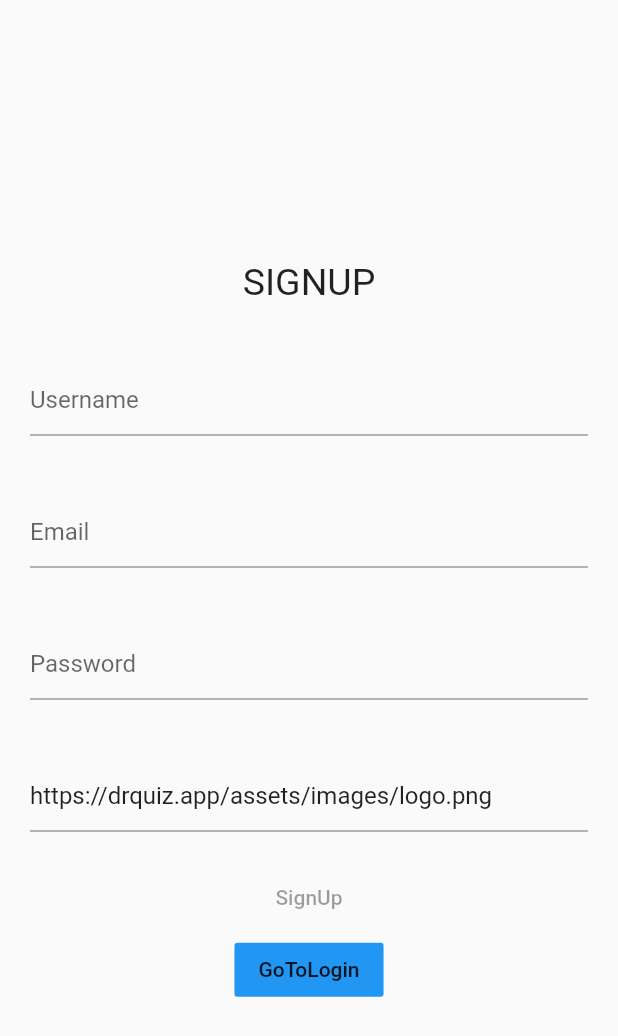
After one commit to davidgcs11/testapp, a Flutter app: the screen it shows after launch, after a tap on "Go to SignUp", on a phone screen of 412 x 824 dp. The commit adds this screen. Shown: the top 1036 px of the screen. Run offline on Flutter 3.47's test engine with Material 2 defaults, Android fonts, the phone set to English and light mode, and no system bars; our stand-ins replace fluttertoast, shared_preferences; missing offline and left inert: flutter_socket_io; accounts and stored records are empty.

Commit message:
finished Login function with data persistance

```diff
--- /dev/null
+++ b/lib/controllers/auth_controller.dart
@@ -0,0 +1,25 @@
+import 'package:shared_preferences/shared_preferences.dart';
+import 'package:testapp/models/user_crendentials.dart';
+
+class AuthController {
+  Future<UserCredentials> getUserSavedCredentials() async {
+    SharedPreferences shared = await SharedPreferences.getInstance();
+    List<String> currentKeys = shared.getKeys().toList();
+    if (!currentKeys.contains('email') || !currentKeys.contains('password')) {
+      return null;
+    } else {
+      return UserCredentials(
+        email: shared.getString('email'),
+        password: shared.getString('password'),
+      );
+    }
+  }
+
+  Future<bool> saveUserCredentials(UserCredentials credentials) async {
+    SharedPreferences shared = await SharedPreferences.getInstance();
+    bool emailSaved = await shared.setString('email', credentials.email);
+    bool passwordSaved =
+        await shared.setString('password', credentials.password);
+    return emailSaved && passwordSaved;
+  }
+}
--- /dev/null
+++ b/lib/data/api_endpoints.dart
@@ -0,0 +1,14 @@
+String loginEndpoint() {
+  return 'https://gorest.co.in/public-api/users?first_name=john&access-token=zmSREIpxH5DCVw4ULglIYfNTWiTRZpvKLKZd';
+}
+
+String registerEndpoint() {
+  return 'https://gorest.co.in/public-api/users?access-token=zmSREIpxH5DCVw4ULglIYfNTWiTRZpvKLKZd';
+}
+
+Map<String, String> getBasicHeaders() {
+  return {
+    'Content-Type': 'application/json',
+    'Access-Token': 'zmSREIpxH5DCVw4ULglIYfNTWiTRZpvKLKZd',
+  };
+}
--- a/lib/main.dart
+++ b/lib/main.dart
@@ -1,22 +1,68 @@
 import 'package:flutter/material.dart';
+import 'package:provider/provider.dart';
+import 'package:testapp/pages/dashboard/dashboard_page.dart';
+import 'package:testapp/pages/login/login_page.dart';
+import 'package:testapp/providers/global/auth_service.dart';
 
 void main() => runApp(MyApp());
 
 class MyApp extends StatelessWidget {
   @override
   Widget build(BuildContext context) {
-    return MaterialApp(
-      title: 'Flutter Test',
-      theme: ThemeData(
-        primarySwatch: Colors.blue,
+    AuthService authService = AuthService();
+    return MultiProvider(
+      providers: [
+        ChangeNotifierProvider.value(
+          value: authService,
+        ),
+      ],
+      child: MaterialApp(
+        title: 'Flutter Test',
+        theme: ThemeData(
+          primarySwatch: Colors.blue,
+        ),
+        home: BaseRouter(),
       ),
-      home: ChatApp(),
     );
   }
 }
 
-class ChatApp extends StatelessWidget {
-  const ChatApp({Key key}) : super(key: key);
+class BaseRouter extends StatefulWidget {
+  BaseRouter({Key key}) : super(key: key);
+
+  @override
+  _BaseRouterState createState() => _BaseRouterState();
+}
+
+class _BaseRouterState extends State<BaseRouter> {
+  @override
+  void initState() {
+    super.initState();
+
+    Future.delayed(Duration(milliseconds: 500)).then(
+      (val) => goToNextPage(),
+    );
+  }
+
+  goToNextPage() {
+    AuthService authService = Provider.of<AuthService>(context, listen: false);
+    switch (authService.initialPage) {
+      case 'dashboard':
+        Navigator.of(context).pushReplacement(
+          MaterialPageRoute(
+            builder: (context) => DashboardPage(),
+          ),
+        );
+        break;
+      default:
+        Navigator.of(context).pushReplacement(
+          MaterialPageRoute(
+            builder: (context) => LoginPage(),
+          ),
+        );
+        break;
+    }
+  }
 
   @override
   Widget build(BuildContext context) {
@@ -24,8 +70,13 @@ class ChatApp extends StatelessWidget {
       body: Column(
         mainAxisAlignment: MainAxisAlignment.center,
         children: <Widget>[
-          TextFormField(),
-          TextFormField(),
+          Center(
+            child: CircularProgressIndicator(),
+          ),
+          Padding(
+            padding: const EdgeInsets.all(8.0),
+            child: Text('Welcome'),
+          ),
         ],
       ),
     );
--- /dev/null
+++ b/lib/models/user_crendentials.dart
@@ -0,0 +1,21 @@
+import 'dart:convert';
+
+import 'package:flutter/cupertino.dart';
+
+class UserCredentials {
+  String email;
+  String password;
+
+  UserCredentials({
+    @required this.password,
+    @required this.email,
+  });
+
+  String toJSON() {
+    Map<String, String> mapped = {
+      'email': email,
+      'password': password,
+    };
+    return json.encode(mapped);
+  }
+}
--- /dev/null
+++ b/lib/models/user_model.dart
@@ -0,0 +1,49 @@
+import 'dart:convert';
+
+import 'package:flutter/foundation.dart';
+import 'package:testapp/models/user_crendentials.dart';
+
+class User {
+  String username;
+  String email;
+  String password;
+  String imageURL;
+  String id;
+
+  User({
+    @required this.email,
+    @required this.imageURL,
+    this.password,
+    @required this.username,
+    this.id,
+  });
+
+  factory User.fromJSON(json) {
+    return User(
+      username: json['first_name'] ?? 'None',
+      email: json['email'] ?? 'None',
+      password: json['password'] ?? 'None',
+      imageURL: json['last_name'] ?? 'None',
+      id: json['id'] ?? '',
+    );
+  }
+
+  String toJSON() {
+    Map<String, String> mapped = {
+      'username': username,
+      'email': email,
+      'password': password,
+      'first_name': username,
+      'last_name': imageURL,
+      'gender': 'male',
+    };
+    return json.encode(mapped);
+  }
+
+  UserCredentials toCredentials() {
+    return UserCredentials(
+      email: email,
+      password: password,
+    );
+  }
+}
--- /dev/null
+++ b/lib/pages/login/login_page.dart
@@ -0,0 +1,74 @@
+import 'package:flutter/material.dart';
+import 'package:provider/provider.dart';
+import 'package:testapp/providers/local/login_page_service.dart';
+
+class LoginPage extends StatelessWidget {
+  const LoginPage({Key key}) : super(key: key);
+
+  @override
+  Widget build(BuildContext context) {
+    return MultiProvider(providers: [
+      ChangeNotifierProvider(
+        create: (context) => LoginPageService(context),
+      ),
+    ], child: LoginPageBase());
+  }
+}
+
+class LoginPageBase extends StatelessWidget {
+  const LoginPageBase({Key key}) : super(key: key);
+
+  @override
+  Widget build(BuildContext context) {
+    LoginPageService loginService = Provider.of<LoginPageService>(context);
+    return Scaffold(
+      body: Column(
+        mainAxisAlignment: MainAxisAlignment.center,
+        children: <Widget>[
+          Padding(
+            padding: const EdgeInsets.all(20),
+            child: Text(
+              'LOGIN',
+              style: TextStyle(
+                fontSize: 25,
+              ),
+            ),
+          ),
+          Padding(
+            padding: const EdgeInsets.all(20),
+            child: TextFormField(
+              controller: loginService.emailController,
+              onChanged: (value) => loginService.validate(),
+              decoration: InputDecoration(
+                hintText: 'Email',
+              ),
+            ),
+          ),
+          Padding(
+            padding: const EdgeInsets.all(20),
+            child: TextFormField(
+              controller: loginService.passwordController,
+              obscureText: true,
+              onChanged: (value) => loginService.validate(),
+              decoration: InputDecoration(
+                hintText: 'Password',
+              ),
+            ),
+          ),
+          FlatButton(
+            color: Theme.of(context).primaryColor,
+            child: Text('Login'),
+            onPressed: loginService.validated
+                ? () => loginService.authenthicate(context)
+                : null,
+          ),
+          FlatButton(
+            color: Theme.of(context).primaryColor,
+            child: Text('Go to SignUp'),
+            onPressed: () => loginService.goToSignUp(context),
+          ),
+        ],
+      ),
+    );
+  }
+}
--- /dev/null
+++ b/lib/pages/signup/sign_up_page.dart
@@ -0,0 +1,94 @@
+import 'package:flutter/material.dart';
+import 'package:provider/provider.dart';
+import 'package:testapp/providers/local/signup_page_service.dart';
+
+class SignUpPage extends StatelessWidget {
+  const SignUpPage({Key key}) : super(key: key);
+
+  @override
+  Widget build(BuildContext context) {
+    return MultiProvider(providers: [
+      ChangeNotifierProvider(
+        create: (context) => SignUpPageService(),
+      ),
+    ], child: SingUpPageBase());
+  }
+}
+
+class SingUpPageBase extends StatelessWidget {
+  const SingUpPageBase({Key key}) : super(key: key);
+
+  @override
+  Widget build(BuildContext context) {
+    SignUpPageService loginService = Provider.of<SignUpPageService>(context);
+    return Scaffold(
+      body: Column(
+        mainAxisAlignment: MainAxisAlignment.center,
+        children: <Widget>[
+          Padding(
+            padding: const EdgeInsets.all(20),
+            child: Text(
+              'SIGNUP',
+              style: TextStyle(
+                fontSize: 25,
+              ),
+            ),
+          ),
+          Padding(
+            padding: const EdgeInsets.all(20),
+            child: TextFormField(
+              controller: loginService.usernameController,
+              onChanged: (value) => loginService.validate(),
+              decoration: InputDecoration(
+                hintText: 'Username',
+              ),
+            ),
+          ),
+          Padding(
+            padding: const EdgeInsets.all(20),
+            child: TextFormField(
+              controller: loginService.emailController,
+              onChanged: (value) => loginService.validate(),
+              decoration: InputDecoration(
+                hintText: 'Email',
+              ),
+            ),
+          ),
+          Padding(
+            padding: const EdgeInsets.all(20),
+            child: TextFormField(
+              controller: loginService.passwordController,
+              obscureText: true,
+              onChanged: (value) => loginService.validate(),
+              decoration: InputDecoration(
+                hintText: 'Password',
+              ),
+            ),
+          ),
+          Padding(
+            padding: const EdgeInsets.all(20),
+            child: TextFormField(
+              controller: loginService.imageController,
+              onChanged: (value) => loginService.validate(),
+              decoration: InputDecoration(
+                hintText: 'Photo',
+              ),
+            ),
+          ),
+          FlatButton(
+            color: Theme.of(context).primaryColor,
+            child: Text('SignUp'),
+            onPressed: loginService.validated
+                ? () => loginService.register(context)
+                : null,
+          ),
+          FlatButton(
+            color: Theme.of(context).primaryColor,
+            child: Text('GoToLogin'),
+            onPressed: () => Navigator.of(context).pop(),
+          ),
+        ],
+      ),
+    );
+  }
+}
--- /dev/null
+++ b/lib/providers/global/auth_service.dart
@@ -0,0 +1,79 @@
+import 'dart:convert';
+
+import 'package:flutter/material.dart';
+import 'package:fluttertoast/fluttertoast.dart';
+import 'package:http/http.dart';
+import 'package:testapp/controllers/auth_controller.dart';
+import 'package:testapp/data/api_endpoints.dart';
+import 'package:testapp/models/user_crendentials.dart';
+import 'package:testapp/models/user_model.dart';
+
+class AuthService with ChangeNotifier {
+  User userData;
+  UserCredentials savedUserCredentials;
+  static AuthController _authController = AuthController();
+  String initialPage;
+
+  AuthService() {
+    getUserSavedCredentials();
+  }
+
+  getUserSavedCredentials() async {
+    UserCredentials userCredentials =
+        await _authController.getUserSavedCredentials();
+    if (userCredentials != null) {
+      savedUserCredentials = userCredentials;
+      initialPage = 'dashboard';
+      print('getted credentials');
+      notifyListeners();
+    } else {
+      print('no credentials');
+    }
+  }
+
+  Future<bool> loginUser(
+      {UserCredentials credentials, bool shouldSave = false}) async {
+    try {
+      Response response =
+          await get(loginEndpoint(), headers: getBasicHeaders());
+      /* print(response.body); */
+      userData = User.fromJSON(json.decode(response.body)['result'][0]);
+      bool saved = await _authController.saveUserCredentials(credentials);
+      if (saved) {
+        await Fluttertoast.cancel();
+        Fluttertoast.showToast(msg: 'Credentials saved');
+      } else {
+        await Fluttertoast.cancel();
+        Fluttertoast.showToast(msg: '¡Error! Credentials not saved');
+      }
+      return true;
+    } catch (e) {
+      await Fluttertoast.cancel();
+      Fluttertoast.showToast(msg: 'Cant login. Try again later');
+      return false;
+    }
+  }
+
+  Future<bool> registerUser({User user, bool shouldSave = false}) async {
+    try {
+      Response response = await post(registerEndpoint(),
+          body: user.toJSON(), headers: getBasicHeaders());
+      userData = User.fromJSON(json.decode(response.body)['result']);
+      notifyListeners();
+      bool saved =
+          await _authController.saveUserCredentials(user.toCredentials());
+      if (saved) {
+        await Fluttertoast.cancel();
+        Fluttertoast.showToast(msg: 'Credentials saved');
+      } else {
+        await Fluttertoast.cancel();
+        Fluttertoast.showToast(msg: '¡Error! Credentials not saved');
+      }
+      return true;
+    } catch (e) {
+      await Fluttertoast.cancel();
+      Fluttertoast.showToast(msg: 'Error ocurred try again later: $e');
+      return false;
+    }
+  }
+}
--- /dev/null
+++ b/lib/providers/local/login_page_service.dart
@@ -0,0 +1,87 @@
+import 'package:flutter/material.dart';
+import 'package:provider/provider.dart';
+import 'package:testapp/models/user_crendentials.dart';
+import 'package:testapp/pages/signup/sign_up_page.dart';
+import 'package:testapp/providers/global/auth_service.dart';
+import 'package:testapp/pages/dashboard/dashboard_page.dart';
+
+class LoginPageService with ChangeNotifier {
+  TextEditingController emailController = TextEditingController();
+  TextEditingController passwordController = TextEditingController();
+
+  LoginPageService(BuildContext context) {
+    AuthService authService = Provider.of<AuthService>(context, listen: false);
+    if (authService.savedUserCredentials != null) {
+      emailController =
+          TextEditingController(text: authService.savedUserCredentials.email);
+      passwordController = TextEditingController(
+          text: authService.savedUserCredentials.password);
+      validated = true;
+    } else {
+      emailController = TextEditingController();
+      passwordController = TextEditingController();
+      validated = false;
+    }
+  }
+  bool validated;
+
+  bool validatePW({String textbase}) {
+    String text = textbase ?? passwordController.text;
+    /* String pattern = r'^(?=.*?[A-Z])(?=.*?[a-z])(?=.*?[!@#\$&*~]).{8,}$'; */
+    String pattern = r'^(?=.*?[A-Z])(?=.*?[a-z]).{8,}$';
+    RegExp regExp = new RegExp(pattern);
+    return regExp.hasMatch(text);
+  }
+
+  bool validateEmail({String textbase}) {
+    bool validation = true;
+    String text = textbase ?? emailController.text;
+    bool basicValidation = RegExp(
+            r"^[a-zA-Z0-9.!#$%&'*+/=?^_`{|}~-]+@[a-zA-Z0-9](?:[a-zA-Z0-9-]{0,253}[a-zA-Z0-9])?(?:\.[a-zA-Z0-9](?:[a-zA-Z0-9-]{0,253}[a-zA-Z0-9])?)*$")
+        .hasMatch(text);
+    if (basicValidation) {
+      int firstSplit = text.indexOf('@');
+      int secondSplit = text.lastIndexOf('.');
+      if (secondSplit - firstSplit <= 3 || secondSplit == -1) {
+        validation = false;
+      }
+      if (text.length - secondSplit <= 2 + 1) {
+        validation = false;
+      }
+    } else {
+      validation = false;
+    }
+    return validation;
+  }
+
+  validate({bool signupview = true}) {
+    bool email = validateEmail();
+    bool password = validatePW();
+    validated = email && password;
+    notifyListeners();
+  }
+
+  authenthicate(BuildContext context) async {
+    AuthService authService = Provider.of<AuthService>(context, listen: false);
+    UserCredentials credentials = UserCredentials(
+      email: emailController.text,
+      password: passwordController.text,
+    );
+    bool response = await authService.loginUser(credentials: credentials);
+    if (response) {
+      Navigator.of(context).push(
+        MaterialPageRoute(
+          builder: (context) => DashboardPage(),
+        ),
+      );
+    }
+  }
+
+  goToSignUp(BuildContext context) {
+    Navigator.of(context).push(
+      MaterialPageRoute(
+        builder: (context) => SignUpPage(),
+      ),
+    );
+  }
+}
--- /dev/null
+++ b/lib/providers/local/signup_page_service.dart
@@ -0,0 +1,87 @@
+import 'package:flutter/material.dart';
+import 'package:provider/provider.dart';
+import 'package:testapp/models/user_model.dart';
+import 'package:testapp/pages/dashboard/dashboard_page.dart';
+import 'package:testapp/pages/signup/sign_up_page.dart';
+import 'package:testapp/providers/global/auth_service.dart';
+
+class SignUpPageService with ChangeNotifier {
+  final TextEditingController emailController = TextEditingController();
+  final TextEditingController passwordController = TextEditingController();
+  final TextEditingController usernameController = TextEditingController();
+  final TextEditingController imageController =
+      TextEditingController(text: 'https://drquiz.app/assets/images/logo.png');
+  bool validated = false;
+
+  bool validatePW({String textbase}) {
+    String text = textbase ?? passwordController.text;
+    /* String pattern = r'^(?=.*?[A-Z])(?=.*?[a-z])(?=.*?[!@#\$&*~]).{8,}$'; */
+    String pattern = r'^(?=.*?[A-Z])(?=.*?[a-z]).{8,}$';
+    RegExp regExp = new RegExp(pattern);
+    return regExp.hasMatch(text);
+  }
+
+  bool validateEmail({String textbase}) {
+    bool validation = true;
+    String text = textbase ?? emailController.text;
+    bool basicValidation = RegExp(
+            r"^[a-zA-Z0-9.!#$%&'*+/=?^_`{|}~-]+@[a-zA-Z0-9](?:[a-zA-Z0-9-]{0,253}[a-zA-Z0-9])?(?:\.[a-zA-Z0-9](?:[a-zA-Z0-9-]{0,253}[a-zA-Z0-9])?)*$")
+        .hasMatch(text);
+    if (basicValidation) {
+      int firstSplit = text.indexOf('@');
+      int secondSplit = text.lastIndexOf('.');
+      if (secondSplit - firstSplit <= 3 || secondSplit == -1) {
+        validation = false;
+      }
+      if (text.length - secondSplit <= 2 + 1) {
+        validation = false;
+      }
+    } else {
+      validation = false;
+    }
+    return validation;
+  }
+
+  bool validateUsername({String textbase}) {
+    bool validation = true;
+    String text = textbase ?? usernameController.text;
+
+    if (text.length == 0) {
+      validation = false;
+    }
+    return validation;
+  }
+
+  validate({bool signupview = true}) {
+    bool email = validateEmail();
+    bool password = validatePW();
+    bool username = validateUsername();
+    validated = email && password && username;
+    notifyListeners();
+  }
+
+  register(BuildContext context) async {
+    AuthService authService = Provider.of<AuthService>(context, listen: false);
+    User credentials = User(
+        email: emailController.text,
+        password: passwordController.text,
+        imageURL: imageController.text,
+        username: usernameController.text);
+    bool response = await authService.registerUser(user: credentials);
+    if (response) {
+      Navigator.of(context).push(
+        MaterialPageRoute(
+          builder: (context) => DashboardPage(),
+        ),
+      );
+    }
+  }
+
+  goToSignUp(BuildContext context) {
+    Navigator.of(context).push(
+      MaterialPageRoute(
+        builder: (context) => SignUpPage(),
+      ),
+    );
+  }
+}
```
Also changed, not shown: lib/pages/dashboard/dashboard_page.dart (added, +31 -0 lines), lib/providers/local/chat_service.dart (added, +51 -0 lines), pubspec.yaml (+5 -6 lines), pubspec.lock.
